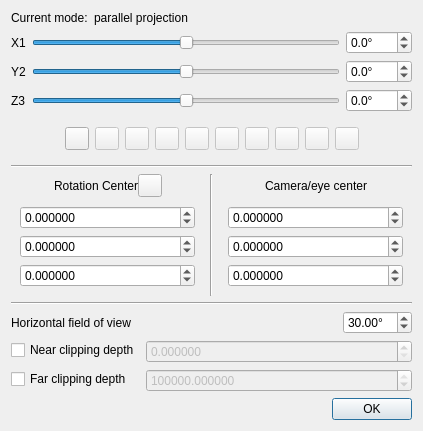
Before: the Qt Designer form libs/CCAppCommon/ui/cameraParamDlg.ui in CloudCompare/CloudCompare, drawn with Qt 5.
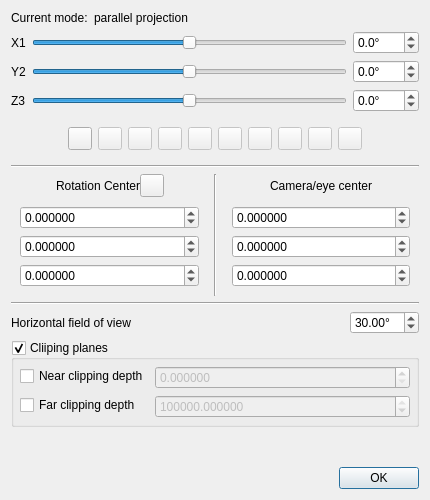
After: the same form once the commit is applied. Icons and pictures are not drawn.

Commit message: New option: 'Display > Toggle clipping planes' (F12)

Diff of the .ui file:
```diff
--- a/libs/CCAppCommon/ui/cameraParamDlg.ui
+++ b/libs/CCAppCommon/ui/cameraParamDlg.ui
@@ -6,8 +6,8 @@
    <rect>
     <x>0</x>
     <y>0</y>
-    <width>423</width>
-    <height>410</height>
+    <width>430</width>
+    <height>500</height>
    </rect>
   </property>
   <property name="windowTitle">
@@ -705,7 +705,26 @@
     </layout>
    </item>
    <item>
+    <widget class="QGroupBox" name="clippingPlanesGroupBox">
+     <property name="title">
+      <string>Cliiping planes</string>
+     </property>
+     <property name="checkable">
+      <bool>true</bool>
+     </property>
     <layout class="QFormLayout" name="formLayout">
+      <property name="leftMargin">
+       <number>6</number>
+      </property>
+      <property name="topMargin">
+       <number>6</number>
+      </property>
+      <property name="rightMargin">
+       <number>6</number>
+      </property>
+      <property name="bottomMargin">
+       <number>6</number>
+      </property>
      <item row="0" column="0">
       <widget class="QCheckBox" name="nearClippingCheckBox">
        <property name="text">
@@ -750,6 +769,7 @@
       </widget>
      </item>
     </layout>
+    </widget>
    </item>
    <item>
     <spacer name="verticalSpacer_2">
```
Left out of the diff: 38 changed lines with no effect on the pictures. Lines whose indentation alone changed are shown as unchanged. The commit also changes 9 other files.
